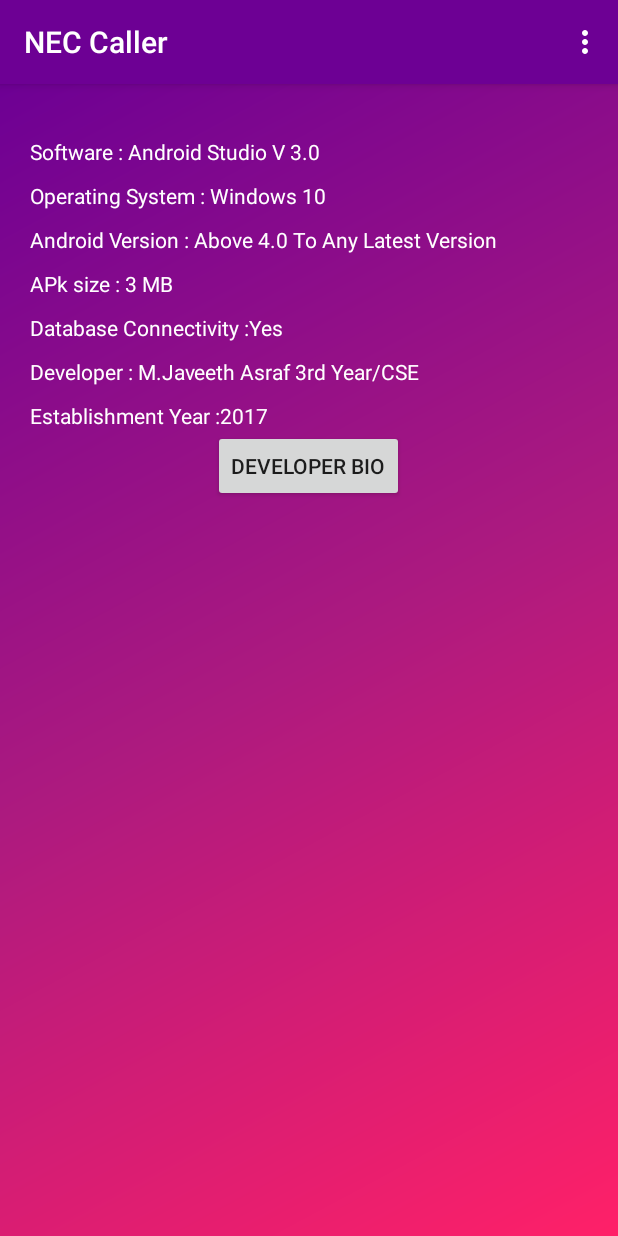
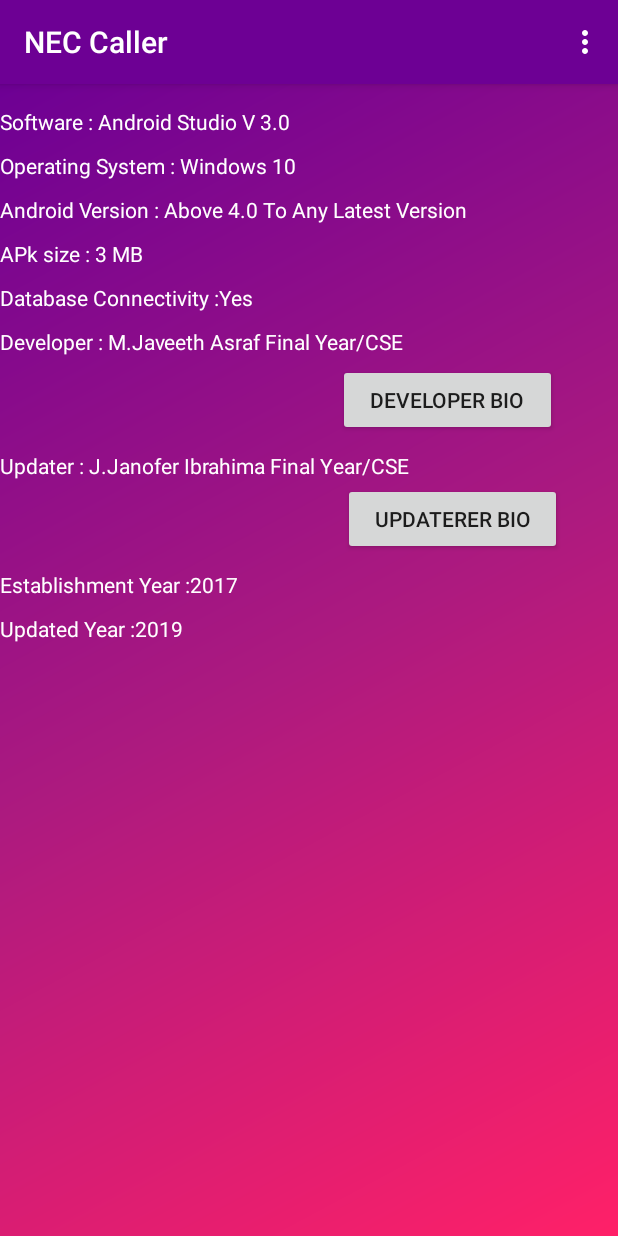
Before and after one commit to Janofer-31j/MovieTickets, an Android app: the Main4Activity screen opened directly, with no data from a screen before it, on a phone screen of 412 x 824 dp. Run offline under Robolectric (Android 15) with nearby library versions, the phone set to English and light mode, and no system bars.

Commit message:
commiting source code

```diff
--- a/app/src/main/res/layout/activity_main4.xml
+++ b/app/src/main/res/layout/activity_main4.xml
@@ -1,32 +1,11 @@
 <?xml version="1.0" encoding="utf-8"?>
-<android.support.constraint.ConstraintLayout xmlns:android="http://schemas.android.com/apk/res/android"
+<RelativeLayout xmlns:android="http://schemas.android.com/apk/res/android"
     xmlns:app="http://schemas.android.com/apk/res-auto"
     xmlns:tools="http://schemas.android.com/tools"
     android:layout_width="match_parent"
     android:layout_height="match_parent"
     tools:context="info.androidhive.nec.Main4Activity"
     android:background="@drawable/bg_gradient">
-
-    <RelativeLayout xmlns:android="http://schemas.android.com/apk/res/android"
-        android:layout_width="fill_parent"
-        android:layout_height="fill_parent"
-         >
-
-        <LinearLayout
-            android:layout_width="match_parent"
-            android:layout_height="match_parent"
-            android:orientation="vertical" >
-
-            <LinearLayout
-                android:layout_width="match_parent"
-                android:layout_height="match_parent"
-                android:layout_margin="20dp"
-                android:orientation="vertical" >
-
-                <LinearLayout
-                    android:layout_width="match_parent"
-                    android:layout_height="wrap_content"
-                    android:orientation="vertical" >
 
         <TextView
             android:id="@+id/software"
@@ -36,15 +15,10 @@
             android:text="Software : Android Studio V 3.0"
             android:textAlignment="inherit"
             android:textColor="#ffffff" />
-                </LinearLayout>
-
-                <LinearLayout
-                    android:layout_width="match_parent"
-                    android:layout_height="wrap_content"
-                    android:orientation="vertical" >
 
         <TextView
             android:id="@+id/operatingsystem"
+            android:layout_below="@+id/software"
             android:layout_width="wrap_content"
             android:layout_height="wrap_content"
             android:layout_marginTop="10dp"
@@ -54,6 +28,7 @@
 
         <TextView
             android:id="@+id/androidversion"
+            android:layout_below="@+id/operatingsystem"
             android:layout_width="wrap_content"
             android:layout_height="wrap_content"
             android:layout_marginTop="10dp"
@@ -61,6 +36,7 @@
             android:textColor="#ffffff" />
         <TextView
             android:id="@+id/apksize"
+            android:layout_below="@+id/androidversion"
             android:layout_width="wrap_content"
             android:layout_height="wrap_content"
             android:layout_marginTop="10dp"
@@ -69,6 +45,7 @@
 
         <TextView
             android:id="@+id/databaseconnectivity"
+            android:layout_below="@+id/apksize"
             android:layout_width="wrap_content"
             android:layout_height="wrap_content"
             android:layout_marginTop="10dp"
@@ -77,30 +54,71 @@
 
         <TextView
             android:id="@+id/developedby"
+            android:layout_below="@+id/databaseconnectivity"
             android:layout_width="wrap_content"
             android:layout_height="wrap_content"
             android:layout_marginTop="10dp"
-                        android:text="Developer : M.Javeeth Asraf 3rd Year/CSE"
+            android:text="Developer : M.Javeeth Asraf Final Year/CSE"
+            android:textColor="#ffffff" />
+
+        <TextView
+            android:id="@+id/updatedby"
+            android:layout_below="@+id/btn_about"
+            android:layout_width="wrap_content"
+            android:layout_height="wrap_content"
+            android:layout_marginTop="10dp"
+            android:text="Updater : J.Janofer Ibrahima Final Year/CSE"
             android:textColor="#ffffff" />
 
         <TextView
             android:id="@+id/establishmentyear"
+            android:layout_below="@+id/btn_about1"
             android:layout_width="wrap_content"
             android:layout_height="wrap_content"
             android:layout_marginTop="10dp"
             android:text="Establishment Year :2017"
             android:textColor="#ffffff" />
+
+        <TextView
+            android:id="@+id/updatedyear"
+            android:layout_below="@+id/establishmentyear"
+            android:layout_width="wrap_content"
+            android:layout_height="wrap_content"
+            android:layout_marginTop="10dp"
+            android:text="Updated Year :2019"
+            android:textColor="#ffffff" />
+
+
         <Button
             android:id="@+id/btn_about"
-                        android:layout_width="wrap_content"
+            android:layout_width="146dp"
             android:layout_height="wrap_content"
-                        android:text="Developer Bio"
+            android:layout_below="@+id/developedby"
             android:layout_gravity="center_horizontal"
-                        />
-                </LinearLayout>
-            </LinearLayout>
-        </LinearLayout>
+            android:layout_marginStart="-44dp"
+            android:layout_marginLeft="-44dp"
+            android:layout_marginTop="5dp"
+            android:layout_toEndOf="@+id/developedby"
+            android:layout_toRightOf="@+id/developedby"
+            android:text="Developer Bio" />
+
+        <Button
+            android:id="@+id/btn_about1"
+            android:layout_width="146dp"
+            android:layout_height="wrap_content"
+            android:layout_below="@+id/updatedby"
+            android:layout_gravity="center_horizontal"
+            android:layout_marginStart="-44dp"
+            android:layout_marginLeft="-44dp"
+            android:layout_marginTop="2dp"
+            android:layout_toEndOf="@+id/updatedby"
+            android:layout_toRightOf="@+id/updatedby"
+            android:text="Updaterer Bio" />
+
+
+
+
+
+
 
 </RelativeLayout>
-
-</android.support.constraint.ConstraintLayout>
```
Lines whose indentation alone changed are shown as unchanged.
